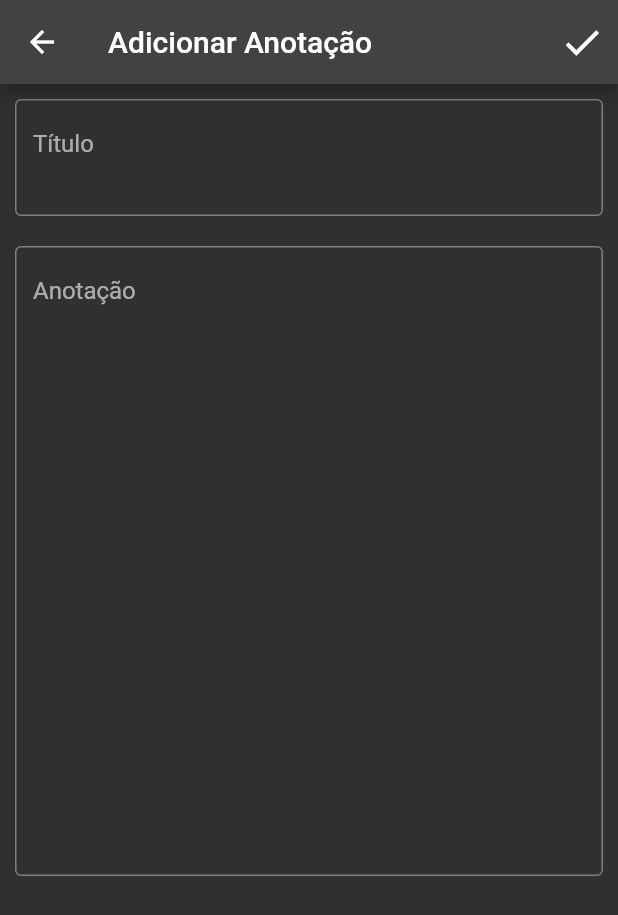
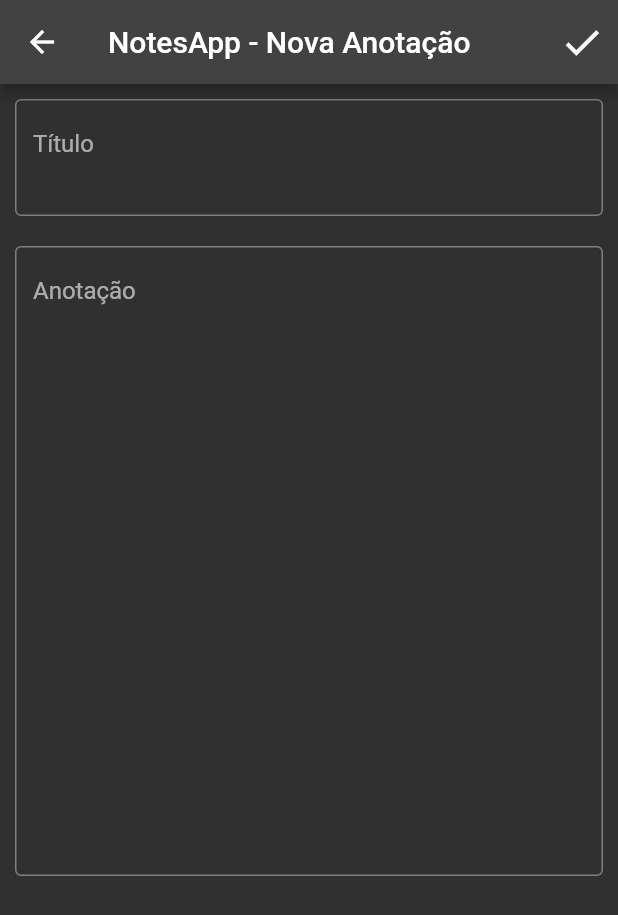
Before and after one commit to adson-matheus/NotesApp, a Flutter app: the AddAnotacao screen opened by its route, on a phone screen of 412 x 824 dp. Shown: the top 915 px of the screen. Run offline on Flutter 3.47's test engine with Material 2 defaults, Android fonts, the phone set to English and light mode, and no system bars; our stand-ins replace searchfield, sqflite; accounts and stored records are empty.

Commit message:
add botao de voltar

```diff
--- a/lib/nova_anotacao.dart
+++ b/lib/nova_anotacao.dart
@@ -27,7 +27,11 @@ class _AddAnotacaoState extends State<AddAnotacao> {
     return Scaffold(
       //drawer: const LateralPage(),
       appBar: AppBar(
-        title: const Text('Adicionar Anotação'),
+        leading: IconButton(
+          icon: Icon(Icons.arrow_back),
+          onPressed: () => Navigator.popAndPushNamed(context, '/'),
+        ),
+        title: const Text('NotesApp - Nova Anotação'),
         actions: <Widget>[
           IconButton(
             icon: const Icon(
@@ -39,7 +43,11 @@ class _AddAnotacaoState extends State<AddAnotacao> {
             onPressed: () {
               if (_formKey.currentState!.validate()) {
                 ScaffoldMessenger.of(context).showSnackBar(
-                  const SnackBar(content: Text('Adicionado com sucesso!')),
+                  const SnackBar(
+                    content: Text('Adicionado com sucesso!'),
+                    duration: Duration(seconds: 2),
+                    backgroundColor: Colors.teal,
+                  ),
                 );
                 var anotacao = Note(
                     titulo: titulo.text,
```
